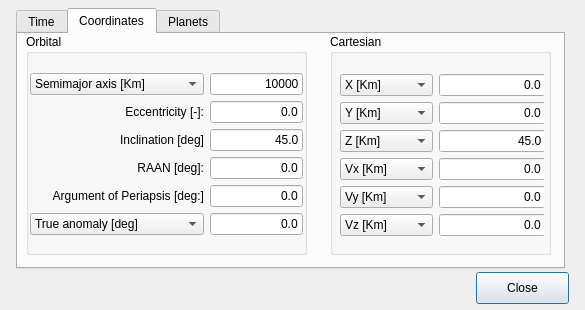
Qt form sta-src/Calculator/STAcalculator.ui (Dwarf-Planet-Project/SpaceDesignTool) before a commit.
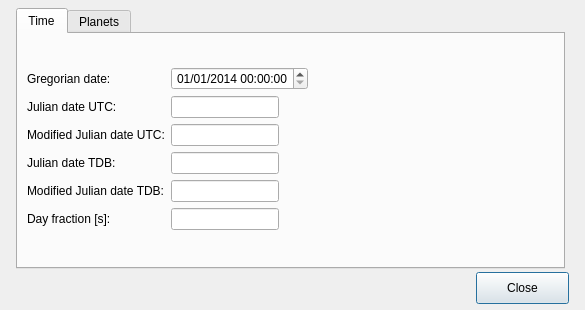
The same form after that commit. The open tabs and pages were chosen to show the change. Icons and pictures are not drawn.

Diff of the .ui file:
```diff
--- a/sta-src/Calculator/STAcalculator.ui
+++ b/sta-src/Calculator/STAcalculator.ui
@@ -180,475 +180,7 @@
      </layout>
     </widget>
    </widget>
-   <widget class="QWidget" name="Coordinates">
-    <attribute name="title">
-     <string>Coordinates</string>
-    </attribute>
-    <widget class="QGroupBox" name="groupBox">
-     <property name="geometry">
-      <rect>
-       <x>8</x>
-       <y>0</y>
-       <width>281</width>
-       <height>221</height>
-      </rect>
-     </property>
-     <property name="title">
-      <string>Orbital</string>
-     </property>
-     <widget class="QWidget" name="formLayoutWidget_3">
-      <property name="geometry">
-       <rect>
-        <x>4</x>
-        <y>24</y>
-        <width>273</width>
-        <height>191</height>
-       </rect>
-      </property>
-      <layout class="QFormLayout" name="formLayout_3">
-       <property name="labelAlignment">
-        <set>Qt::AlignRight|Qt::AlignTrailing|Qt::AlignVCenter</set>
-       </property>
-       <property name="formAlignment">
-        <set>Qt::AlignCenter</set>
-       </property>
-       <item row="1" column="0">
-        <widget class="QLabel" name="e_3">
-         <property name="text">
-          <string>Eccentricity [-]:</string>
-         </property>
-         <property name="alignment">
-          <set>Qt::AlignRight|Qt::AlignTrailing|Qt::AlignVCenter</set>
-         </property>
-        </widget>
-       </item>
-       <item row="2" column="0">
-        <widget class="QLabel" name="i_3">
-         <property name="text">
-          <string>Inclination [deg]</string>
-         </property>
-         <property name="alignment">
-          <set>Qt::AlignRight|Qt::AlignTrailing|Qt::AlignVCenter</set>
-         </property>
-        </widget>
-       </item>
-       <item row="3" column="0">
-        <widget class="QLabel" name="raan_3">
-         <property name="text">
-          <string>RAAN [deg]:</string>
-         </property>
-         <property name="alignment">
-          <set>Qt::AlignRight|Qt::AlignTrailing|Qt::AlignVCenter</set>
-         </property>
-        </widget>
-       </item>
-       <item row="4" column="0">
-        <widget class="QLabel" name="omega_3">
-         <property name="text">
-          <string>Argument of Periapsis [deg:]</string>
-         </property>
-         <property name="alignment">
-          <set>Qt::AlignRight|Qt::AlignTrailing|Qt::AlignVCenter</set>
-         </property>
-        </widget>
-       </item>
-       <item row="0" column="1">
-        <widget class="QLineEdit" name="semimajorAxisEdit">
-         <property name="toolTip">
-          <string>...similar to the radius of a circle, its length is the distance between 
-the geometric center of the orbital ellipse with the periapsis (point 
-of closest approach to the central body), passing through the focal 
-point where the center of mass resides.</string>
-         </property>
-         <property name="text">
-          <string>10000</string>
-         </property>
-         <property name="alignment">
-          <set>Qt::AlignRight|Qt::AlignTrailing|Qt::AlignVCenter</set>
-         </property>
-        </widget>
-       </item>
-       <item row="1" column="1">
-        <widget class="QLineEdit" name="eccentricityEdit">
-         <property name="toolTip">
-          <string>...shape of the ellipse, describing how flattened
-it is compared with a circle.</string>
-         </property>
-         <property name="text">
-          <string>0.0</string>
-         </property>
-         <property name="alignment">
-          <set>Qt::AlignRight|Qt::AlignTrailing|Qt::AlignVCenter</set>
-         </property>
-        </widget>
-       </item>
-       <item row="2" column="1">
-        <widget class="QLineEdit" name="inclinationEdit">
-         <property name="toolTip">
-          <string>...vertical tilt of the ellipse with respect to the reference plane, 
-measured at the ascending node (where the orbit passes upward 
-through the reference plane).</string>
-         </property>
-         <property name="text">
-          <string>45.0</string>
-         </property>
-         <property name="alignment">
-          <set>Qt::AlignRight|Qt::AlignTrailing|Qt::AlignVCenter</set>
-         </property>
-        </widget>
-       </item>
-       <item row="3" column="1">
-        <widget class="QLineEdit" name="raanEdit">
-         <property name="toolTip">
-          <string>...horizontally orients the ascending node of the ellipse 
-(where the orbit passes upward through the reference plane)
-with respect to the reference frame's vernal point.</string>
-         </property>
-         <property name="text">
-          <string>0.0</string>
-         </property>
-         <property name="alignment">
-          <set>Qt::AlignRight|Qt::AlignTrailing|Qt::AlignVCenter</set>
-         </property>
-        </widget>
-       </item>
-       <item row="4" column="1">
-        <widget class="QLineEdit" name="argOfPeriapsisEdit">
-         <property name="toolTip">
-          <string>&lt;!DOCTYPE HTML PUBLIC &quot;-//W3C//DTD HTML 4.0//EN&quot; &quot;http://www.w3.org/TR/REC-html40/strict.dtd&quot;&gt;
-&lt;html&gt;&lt;head&gt;&lt;meta name=&quot;qrichtext&quot; content=&quot;1&quot; /&gt;&lt;style type=&quot;text/css&quot;&gt;
-p, li { white-space: pre-wrap; }
-&lt;/style&gt;&lt;/head&gt;&lt;body style=&quot; font-family:'Lucida Grande'; font-size:13pt; font-weight:400; font-style:normal;&quot;&gt;
-&lt;p style=&quot; margin-top:0px; margin-bottom:0px; margin-left:0px; margin-right:0px; -qt-block-indent:0; text-indent:0px;&quot;&gt;...defines the orientation of the ellipse (in which direction it &lt;/p&gt;
-&lt;p style=&quot; margin-top:0px; margin-bottom:0px; margin-left:0px; margin-right:0px; -qt-block-indent:0; text-indent:0px;&quot;&gt;is flattened compared to a circle) in the orbital plane, as an angle&lt;/p&gt;
-&lt;p style=&quot; margin-top:0px; margin-bottom:0px; margin-left:0px; margin-right:0px; -qt-block-indent:0; text-indent:0px; -qt-user-state:769;&quot;&gt;measured from the ascending node to the semimajor axis.&lt;/p&gt;&lt;/body&gt;&lt;/html&gt;</string>
-         </property>
-         <property name="text">
-          <string>0.0</string>
-         </property>
-         <property name="alignment">
-          <set>Qt::AlignRight|Qt::AlignTrailing|Qt::AlignVCenter</set>
-         </property>
-        </widget>
-       </item>
-       <item row="5" column="1">
-        <widget class="QLineEdit" name="trueAnomalyEdit">
-         <property name="toolTip">
-          <string>...defines the position of the orbiting body along the ellipse 
-at a specific time (the &quot;epoch&quot;).</string>
-         </property>
-         <property name="text">
-          <string>0.0</string>
-         </property>
-         <property name="alignment">
-          <set>Qt::AlignRight|Qt::AlignTrailing|Qt::AlignVCenter</set>
-         </property>
-        </widget>
-       </item>
-       <item row="0" column="0">
-        <widget class="QComboBox" name="comboBoxSemiMajor">
-         <property name="minimumSize">
-          <size>
-           <width>174</width>
-           <height>0</height>
-          </size>
-         </property>
-         <property name="maximumSize">
-          <size>
-           <width>174</width>
-           <height>16777215</height>
-          </size>
-         </property>
-         <item>
-          <property name="text">
-           <string>Semimajor axis [Km]</string>
-          </property>
-         </item>
-         <item>
-          <property name="text">
-           <string>Altitude [Km]</string>
-          </property>
-         </item>
-        </widget>
-       </item>
-       <item row="5" column="0">
-        <widget class="QComboBox" name="comboBoxTrueAnomaly">
-         <property name="minimumSize">
-          <size>
-           <width>174</width>
-           <height>0</height>
-          </size>
-         </property>
-         <property name="maximumSize">
-          <size>
-           <width>174</width>
-           <height>16777215</height>
-          </size>
-         </property>
-         <item>
-          <property name="text">
-           <string>True anomaly [deg]</string>
-          </property>
-         </item>
-         <item>
-          <property name="text">
-           <string>Mean anomaly [deg]</string>
-          </property>
-         </item>
-        </widget>
-       </item>
-      </layout>
-     </widget>
-    </widget>
-    <widget class="QGroupBox" name="groupBox_2">
-     <property name="geometry">
-      <rect>
-       <x>312</x>
-       <y>0</y>
-       <width>221</width>
-       <height>221</height>
-      </rect>
-     </property>
-     <property name="title">
-      <string>Cartesian</string>
-     </property>
-     <widget class="QWidget" name="formLayoutWidget_2">
-      <property name="geometry">
-       <rect>
-        <x>8</x>
-        <y>24</y>
-        <width>206</width>
-        <height>193</height>
-       </rect>
-      </property>
-      <layout class="QFormLayout" name="formLayout_2">
-       <property name="fieldGrowthPolicy">
-        <enum>QFormLayout::FieldsStayAtSizeHint</enum>
-       </property>
-       <property name="formAlignment">
-        <set>Qt::AlignCenter</set>
-       </property>
-       <item row="0" column="0">
-        <widget class="QComboBox" name="comboBoxX">
-         <property name="minimumSize">
-          <size>
-           <width>93</width>
-           <height>0</height>
-          </size>
-         </property>
-         <property name="maximumSize">
-          <size>
-           <width>93</width>
-           <height>16777215</height>
-          </size>
-         </property>
-         <item>
-          <property name="text">
-           <string>X [Km]</string>
-          </property>
-         </item>
-         <item>
-          <property name="text">
-           <string>X [m]</string>
-          </property>
-         </item>
-        </widget>
-       </item>
-       <item row="0" column="1">
-        <widget class="QLineEdit" name="positionXEdit">
-         <property name="text">
-          <string>0.0</string>
-         </property>
-         <property name="alignment">
-          <set>Qt::AlignRight|Qt::AlignTrailing|Qt::AlignVCenter</set>
-         </property>
-        </widget>
-       </item>
-       <item row="1" column="0">
-        <widget class="QComboBox" name="comboBoxY">
-         <property name="minimumSize">
-          <size>
-           <width>93</width>
-           <height>0</height>
-          </size>
-         </property>
-         <property name="maximumSize">
-          <size>
-           <width>93</width>
-           <height>16777215</height>
-          </size>
-         </property>
-         <item>
-          <property name="text">
-           <string>Y [Km]</string>
-          </property>
-         </item>
-         <item>
-          <property name="text">
-           <string>Y [m]</string>
-          </property>
-         </item>
-        </widget>
-       </item>
-       <item row="1" column="1">
-        <widget class="QLineEdit" name="positionYEdit">
-         <property name="text">
-          <string>0.0</string>
-         </property>
-         <property name="alignment">
-          <set>Qt::AlignRight|Qt::AlignTrailing|Qt::AlignVCenter</set>
-         </property>
-        </widget>
-       </item>
-       <item row="2" column="1">
-        <widget class="QLineEdit" name="positionZEdit">
-         <property name="text">
-          <string>45.0</string>
-         </property>
-         <property name="alignment">
-          <set>Qt::AlignRight|Qt::AlignTrailing|Qt::AlignVCenter</set>
-         </property>
-        </widget>
-       </item>
-       <item row="3" column="1">
-        <widget class="QLineEdit" name="velocityXEdit">
-         <property name="text">
-          <string>0.0</string>
-         </property>
-         <property name="alignment">
-          <set>Qt::AlignRight|Qt::AlignTrailing|Qt::AlignVCenter</set>
-         </property>
-        </widget>
-       </item>
-       <item row="4" column="1">
-        <widget class="QLineEdit" name="velocityYEdit">
-         <property name="text">
-          <string>0.0</string>
-         </property>
-         <property name="alignment">
-          <set>Qt::AlignRight|Qt::AlignTrailing|Qt::AlignVCenter</set>
-         </property>
-        </widget>
-       </item>
-       <item row="5" column="1">
-        <widget class="QLineEdit" name="velocityZEdit">
-         <property name="text">
-          <string>0.0</string>
-         </property>
-         <property name="alignment">
-          <set>Qt::AlignRight|Qt::AlignTrailing|Qt::AlignVCenter</set>
-         </property>
-        </widget>
-       </item>
-       <item row="2" column="0">
-        <widget class="QComboBox" name="comboBoxZ">
-         <property name="minimumSize">
-          <size>
-           <width>93</width>
-           <height>0</height>
-          </size>
-         </property>
-         <property name="maximumSize">
-          <size>
-           <width>93</width>
-           <height>16777215</height>
-          </size>
-         </property>
-         <item>
-          <property name="text">
-           <string>Z [Km]</string>
-          </property>
-         </item>
-         <item>
-          <property name="text">
-           <string>Z [m]</string>
-          </property>
-         </item>
-        </widget>
-       </item>
-       <item row="3" column="0">
-        <widget class="QComboBox" name="comboBoxVx">
-         <property name="minimumSize">
-          <size>
-           <width>93</width>
-           <height>0</height>
-          </size>
-         </property>
-         <property name="maximumSize">
-          <size>
-           <width>93</width>
-           <height>16777215</height>
-          </size>
-         </property>
-         <item>
-          <property name="text">
-           <string>Vx [Km]</string>
-          </property>
-         </item>
-         <item>
-          <property name="text">
-           <string>Vx [m]</string>
-          </property>
-         </item>
-        </widget>
-       </item>
-       <item row="4" column="0">
-        <widget class="QComboBox" name="comboBoxVy">
-         <property name="minimumSize">
-          <size>
-           <width>93</width>
-           <height>0</height>
-          </size>
-         </property>
-         <property name="maximumSize">
-          <size>
-           <width>93</width>
-           <height>16777215</height>
-          </size>
-         </property>
-         <item>
-          <property name="text">
-           <string>Vy [Km]</string>
-          </property>
-         </item>
-         <item>
-          <property name="text">
-           <string>Vy [m]</string>
-          </property>
-         </item>
-        </widget>
-       </item>
-       <item row="5" column="0">
-        <widget class="QComboBox" name="comboBoxVz">
-         <property name="minimumSize">
-          <size>
-           <width>93</width>
-           <height>0</height>
-          </size>
-         </property>
-         <property name="maximumSize">
-          <size>
-           <width>93</width>
-           <height>16777215</height>
-          </size>
-         </property>
-         <item>
-          <property name="text">
-           <string>Vz [Km]</string>
-          </property>
-         </item>
-         <item>
-          <property name="text">
-           <string>Vz [m]</string>
-          </property>
-         </item>
-        </widget>
-       </item>
-      </layout>
-     </widget>
-    </widget>
-   </widget>
-   <widget class="QWidget" name="tab">
+   <widget class="QWidget" name="Planets">
     <attribute name="title">
      <string>Planets</string>
     </attribute>
```
Left out of the diff: 541 changed lines with no effect on the pictures.
